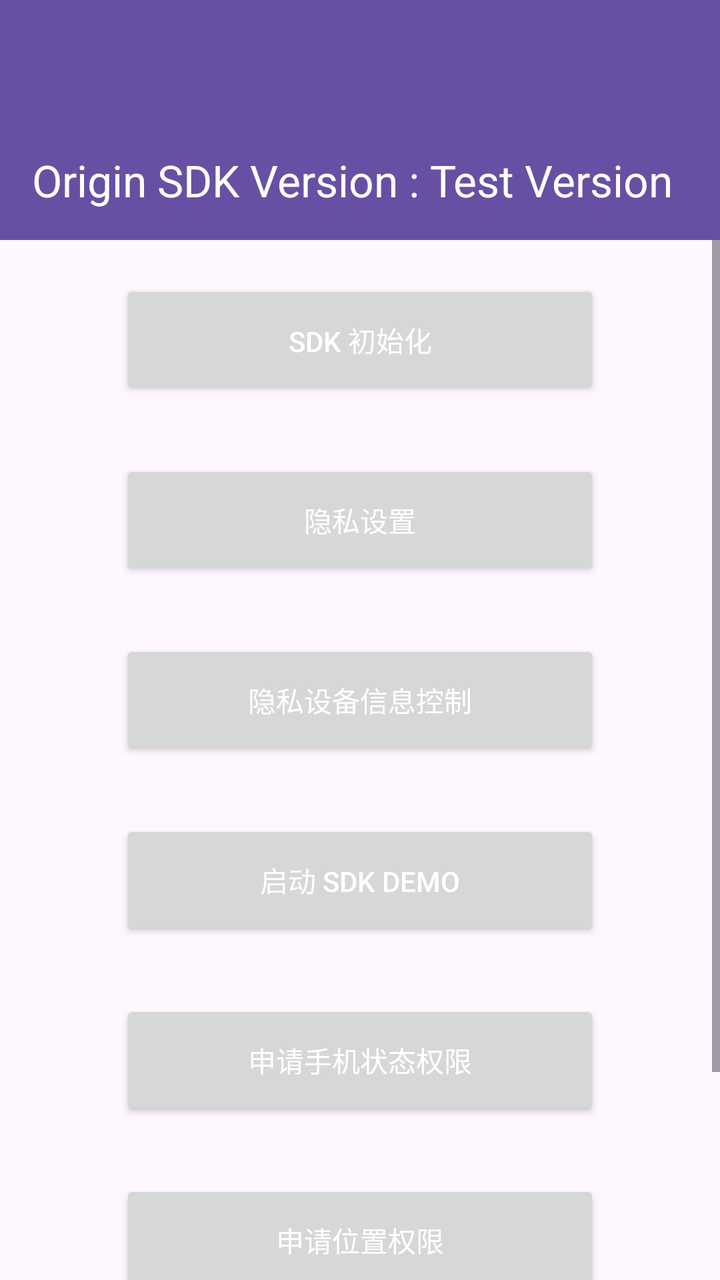
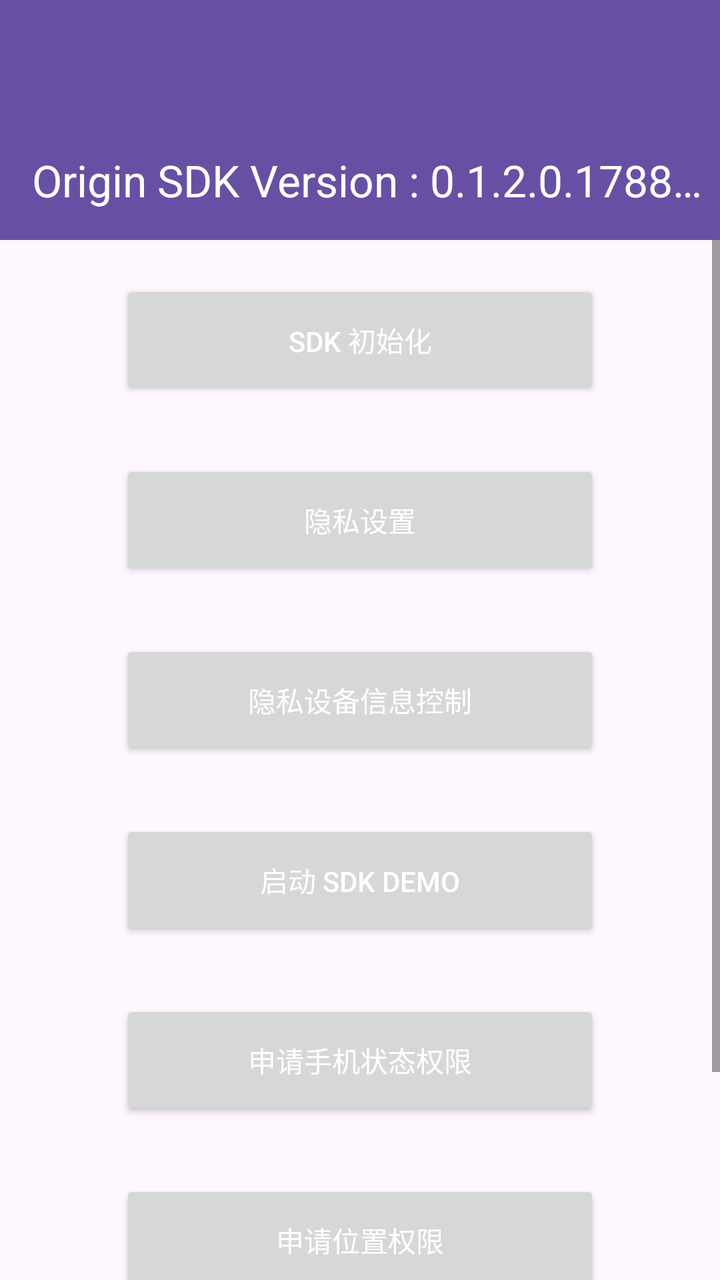

An Android layout rendered at two revisions. The XML below is the earlier revision; the diff shows what the commit changed to produce the second picture.
<!-- AndroidManifest.xml: application theme Theme.Adsdemo -->
<!-- res/layout/activity_main.xml -->
<?xml version="1.0" encoding="utf-8"?>
<LinearLayout xmlns:android="http://schemas.android.com/apk/res/android"
    xmlns:app="http://schemas.android.com/apk/res-auto"
    android:layout_width="match_parent"
    android:layout_height="match_parent"
    android:gravity="center_horizontal"
    android:orientation="vertical">

    <com.google.android.material.appbar.MaterialToolbar
        android:id="@+id/toolbar"
        android:layout_width="match_parent"
        android:layout_height="120dp"
        android:background="@color/colorPrimary"
        android:paddingTop="60dp"
        app:title="Origin SDK Version : Test Version"
        app:titleTextColor="@color/white" />


    <ScrollView
        android:layout_width="match_parent"
        android:layout_height="0dp"
        android:layout_weight="1"
        android:fillViewport="true">

        <LinearLayout
            android:layout_width="match_parent"
            android:layout_height="wrap_content"
            android:gravity="center_horizontal"
            android:orientation="vertical">

            <Button
                android:id="@+id/btn_sdk_init"
                android:layout_width="240dp"
                android:layout_height="60dp"
                android:layout_marginTop="20dp"
                android:layout_marginBottom="30dp"
                android:gravity="center"
                android:text="SDK 初始化" />


            <Button
                android:id="@+id/btn_privacy_setting"
                android:layout_width="240dp"
                android:layout_height="60dp"
                android:layout_marginBottom="30dp"
                android:gravity="center"
                android:text="隐私设置" />

            <Button
                android:id="@+id/btn_device_setting"
                android:layout_width="240dp"
                android:layout_height="60dp"
                android:layout_marginBottom="30dp"
                android:gravity="center"
                android:text="隐私设备信息控制" />

            <Button
                android:id="@+id/btn_start_sdk"
                android:layout_width="240dp"
                android:layout_height="60dp"
                android:layout_marginBottom="30dp"
                android:gravity="center"
                android:text="启动 SDK Demo" />

            <Button
                android:id="@+id/btn_request_phone_state"
                android:layout_width="240dp"
                android:layout_height="60dp"
                android:layout_marginBottom="30dp"
                android:gravity="center"
                android:text="申请手机状态权限" />

            <Button
                android:id="@+id/btn_request_location"
                android:layout_width="240dp"
                android:layout_height="60dp"
                android:layout_marginBottom="30dp"
                android:gravity="center"
                android:text="申请位置权限" />


            <Button
                android:id="@+id/btn_benchmark_test"
                android:layout_width="240dp"
                android:layout_height="60dp"
                android:layout_marginBottom="30dp"
                android:gravity="center"
                android:text="Benchmark Test" />


        </LinearLayout>

    </ScrollView>

</LinearLayout>
<!-- resources referenced by this layout -->
<resources>
  <color name="colorPrimary">#6750A4</color>
  <color name="white">#FFFFFF</color>
  <style name="Theme.Adsdemo" parent="Base.Theme.Adsdemo" />
  <style name="Base.Theme.Adsdemo" parent="Theme.Material3.Light.NoActionBar">
          
  
          
          <item name="colorPrimary">@color/colorPrimary</item>
          
          <item name="android:textColorPrimary">@color/white</item>
      </style>
</resources>

<!-- the commit's change to res/layout/activity_main.xml (unified diff, before → after) -->
@@ -12,7 +12,7 @@
         android:layout_height="120dp"
         android:background="@color/colorPrimary"
         android:paddingTop="60dp"
-        app:title="Origin SDK Version : Test Version"
+        app:title="Origin SDK Version : 0.1.2.0.1788925878"
         app:titleTextColor="@color/white" />
 
 
